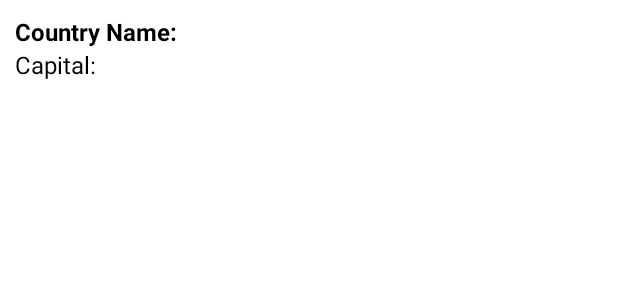
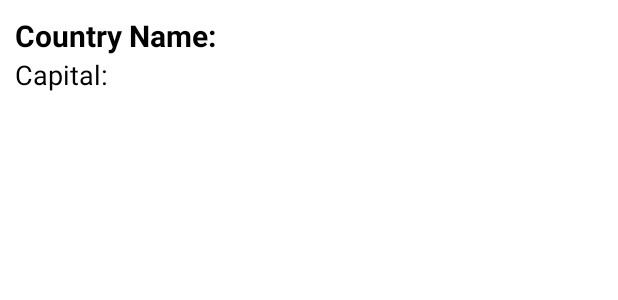
Before and after one commit to xzqvac/Mobile-devices-programming, an Android app: the layout country_view_item.xml on its own in the app's theme, with its tools: preview values and no code run, on a phone screen of 412 x 824 dp. Shown: the top 300 px of the screen. Run offline under Robolectric (Android 15) with nearby library versions, the phone set to English and light mode, and no system bars.

```diff
--- a/List_4/app/build.gradle
+++ b/List_4/app/build.gradle
@@ -35,6 +35,7 @@ android {
 dependencies {
     implementation 'com.squareup.retrofit2:retrofit:2.9.0'
     implementation 'com.squareup.retrofit2:converter-gson:2.9.0'
+    implementation 'com.squareup.okhttp3:logging-interceptor:4.10.0'
 
     implementation 'androidx.core:core-ktx:1.9.0'
     implementation 'androidx.appcompat:appcompat:1.5.1'
--- a/List_4/app/src/main/java/com/example/restcountriesapp/adapter/CountryAdapter.kt
+++ b/List_4/app/src/main/java/com/example/restcountriesapp/adapter/CountryAdapter.kt
@@ -28,10 +28,9 @@ class CountryAdapter(activity: Activity) : RecyclerView.Adapter<CountryAdapter.C
             if(data.capital.isNullOrEmpty())
                 capital.text = "No capital"
             else{
-                val capitals = buildString { data.capital.forEach { append("$it ")} }
+                val capitals = buildString { data.capital.forEach { append("$it\n")} }
                 capital.text = capitals
             }
-
         }
     }
 
--- a/List_4/app/src/main/res/layout/country_view_item.xml
+++ b/List_4/app/src/main/res/layout/country_view_item.xml
@@ -14,17 +14,17 @@
             android:layout_height="wrap_content"
             android:textColor="@android:color/black"
             android:textStyle="bold"
-            android:textSize="16sp"
+            android:textSize="20sp"
             tools:text="Country Name: " />
 
 
         <TextView
             android:id="@+id/text_view_capital"
-            android:layout_width="100dp"
+            android:layout_width="wrap_content"
             android:layout_height="wrap_content"
             android:layout_weight="1"
             android:textColor="@android:color/black"
-            android:textSize="16sp"
+            android:textSize="18sp"
             tools:text="Capital: " />
 
 
```
Also changed, not shown: List_4/app/src/main/java/com/example/restcountriesapp/retrofit/RetroInstance.kt (+7 -1 lines).
